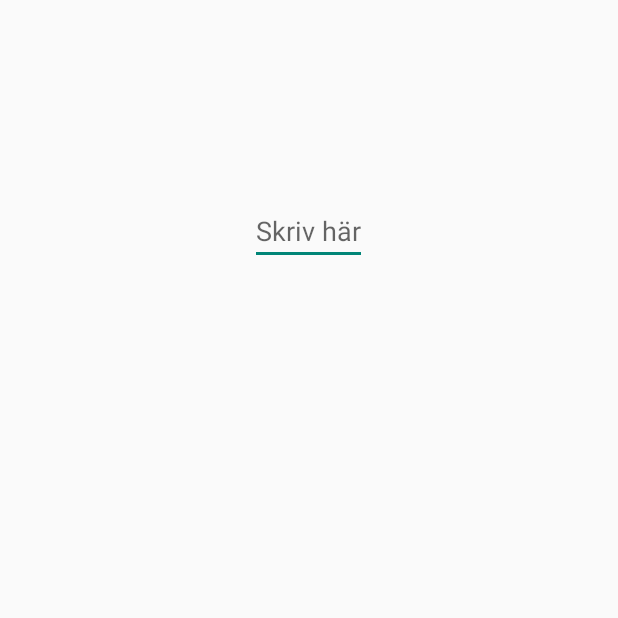
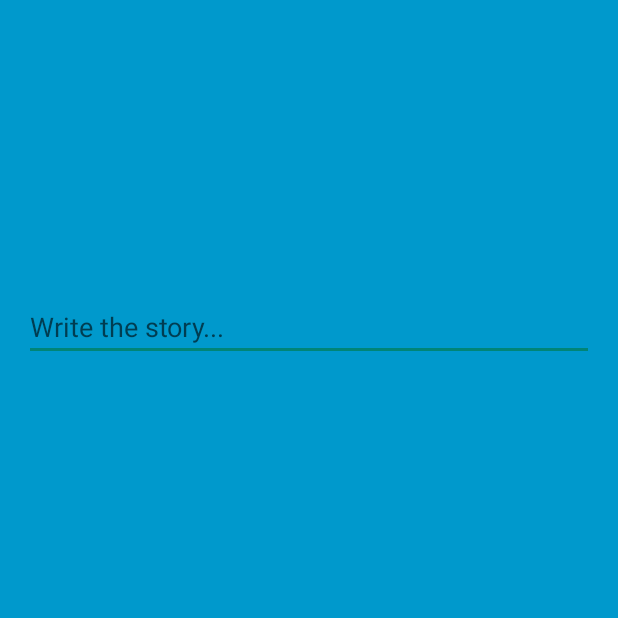
Before and after one commit to larssonwilly/Story-app-2, an Android app: the StoryMode screen opened directly, with no data from a screen before it, on a phone screen of 412 x 824 dp, the top half of it. Before the commit the part shown is almost empty. Run offline under Robolectric (Android 15) with nearby library versions, the phone set to English and light mode, and no system bars.

Commit message:
Created start button that leads to new activity with a text field

```diff
--- a/app/src/main/java/com/example/willy/storyapp2/StoryMode.java
+++ b/app/src/main/java/com/example/willy/storyapp2/StoryMode.java
@@ -14,8 +14,7 @@ public class StoryMode extends ActionBarActivity {
         setContentView(R.layout.activity_story_mode);
     }
 
-
-    @Override
+   /* @Override
     public boolean onCreateOptionsMenu(Menu menu) {
         // Inflate the menu; this adds items to the action bar if it is present.
         getMenuInflater().inflate(R.menu.menu_story_mode, menu);
@@ -35,7 +34,7 @@ public class StoryMode extends ActionBarActivity {
         }
 
         return super.onOptionsItemSelected(item);
-    }
+    }*/
 
 
 }
--- a/app/src/main/res/layout/activity_main.xml
+++ b/app/src/main/res/layout/activity_main.xml
@@ -16,6 +16,6 @@
         android:layout_centerHorizontal="true"
         android:layout_centerVertical="true"
         android:text="Start"
-        android:textColor="@android:color/white" />
+        android:textColor="#ff000000" />
 
 </RelativeLayout>
--- a/app/src/main/res/layout/activity_story_mode.xml
+++ b/app/src/main/res/layout/activity_story_mode.xml
@@ -4,15 +4,20 @@
     android:paddingRight="@dimen/activity_horizontal_margin"
     android:paddingTop="@dimen/activity_vertical_margin"
     android:paddingBottom="@dimen/activity_vertical_margin"
-    tools:context="com.example.willy.storyapp2.StoryMode">
+    tools:context="com.example.willy.storyapp2.StoryMode"
+    android:background="@android:color/holo_blue_dark">
 
 
     <EditText
-        android:layout_width="wrap_content"
+        android:layout_width="match_parent"
         android:layout_height="wrap_content"
+        android:hint="@string/edit_text"
+        android:textColor="@android:color/white"
         android:layout_alignParentTop="true"
-        android:layout_centerHorizontal="true"
-        android:layout_marginTop="115dp"
-        android:hint="@string/edit_text" />
+        android:layout_alignParentRight="true"
+        android:layout_alignParentEnd="true"
+        android:layout_marginTop="179dp"
+        android:id="@+id/storyEditText"
+        android:maxLength="150"/>
 
 </RelativeLayout>
--- a/app/src/main/res/values/strings.xml
+++ b/app/src/main/res/values/strings.xml
@@ -5,7 +5,7 @@
     <string name="action_settings">Settings</string>
     <string name="start_button">Start</string>
     <string name="title_activity_story_mode">StoryMode</string>
-    <string name="edit_text">Skriv här</string>
+    <string name="edit_text">Write the story...</string>
     <!-- Textruta man skriver i när man är i skärm 2 -->
 
 </resources>
```
